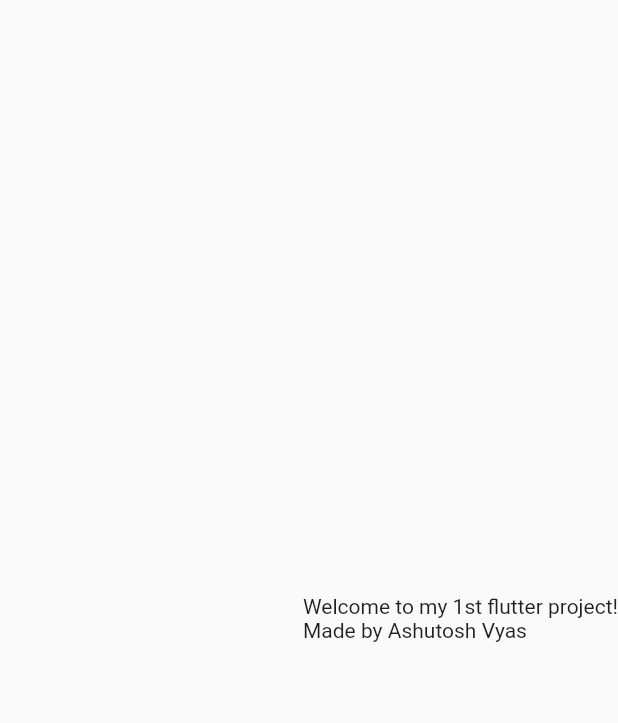
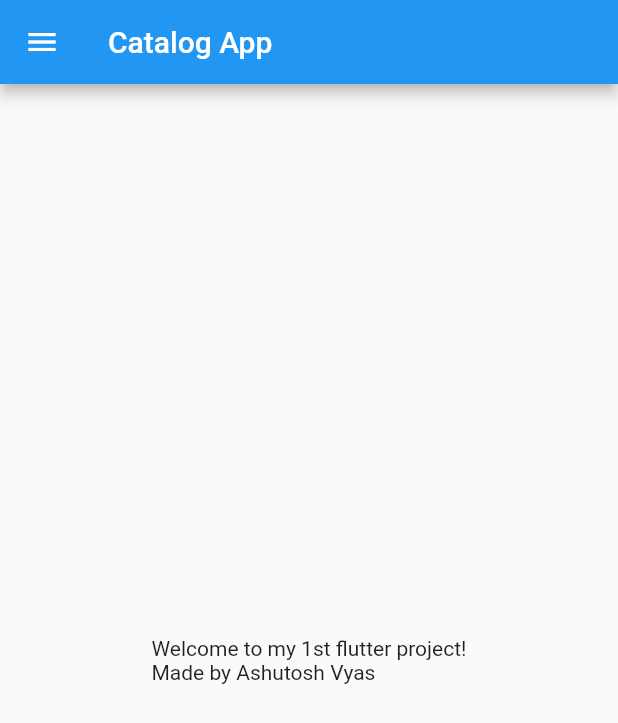
Before and after one commit to Ash20vyas/catalogue_app, a Flutter app: the screen it shows after launch, on a phone screen of 412 x 824 dp. Shown: the top 723 px of the screen. Run offline on Flutter 3.47's test engine with Material 2 defaults, Android fonts, the light colour scheme and no system bars.

Commit message:
creation of drawers and scaffold completed

```diff
--- /dev/null
+++ b/lib/home_page.dart
@@ -0,0 +1,23 @@
+import 'package:flutter/material.dart';
+class HomePage extends StatelessWidget
+{
+  const HomePage({ Key? key }) : super(key: key);
+
+  @override
+  Widget build(BuildContext context)
+  {
+    final count = 1;
+    final name = "Ashutosh Vyas";
+    return Scaffold(
+      appBar: AppBar(
+        title:Text("Catalog App"),
+      ),
+      body: Center(
+        child: Container(
+          child: Text("Welcome to my $count\st flutter project!\nMade by $name"),
+        ),
+      ),
+      drawer: Drawer(),
+      );
+  }
+}
--- a/lib/main.dart
+++ b/lib/main.dart
@@ -1,4 +1,5 @@
 import 'package:flutter/material.dart';
+import 'package:sangeeth_player/home_page.dart';
 
 void  main()
 {
@@ -8,19 +9,10 @@
   const MyApp({ Key? key }) : super(key: key);
 
   @override
-  Widget build(BuildContext context) {
-    int count = 1;
-    String name = "Ashutosh Vyas";
-
+  Widget build(BuildContext context)
+  {
     return MaterialApp(
-      home: Material(
-        child: Align(
-          alignment: Alignment.centerRight,
-          child: Container(
-            child: Text("Welcome to my $count\st flutter project!\nMade by $name"),
-          ),
-        ),
-      )
+      home: HomePage()
     );
   }
 }
```
